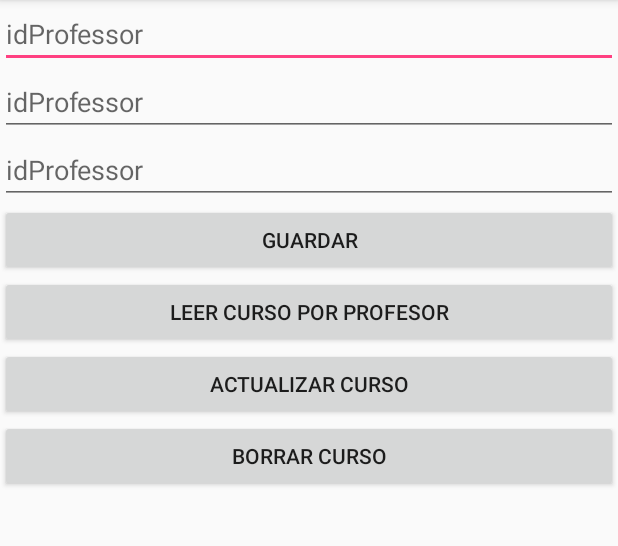
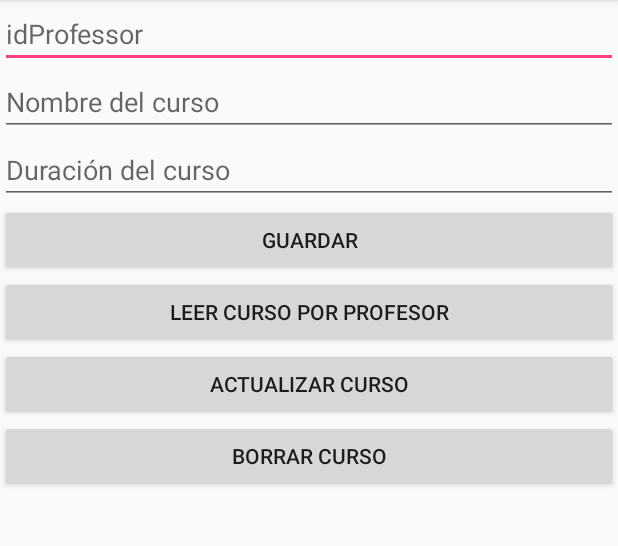
Before and after one commit to pepivsky/EjemploBDRoom, an Android app: the CursoActivity screen opened directly, with no data from a screen before it, on a phone screen of 412 x 824 dp, the part 84-630 px from its top. Run offline under Robolectric (Android 15) with nearby library versions, the phone set to English and light mode, and no system bars; our stand-ins replace ButterKnife, Room's generated code.

Commit message:
Migracion de la BD al nuevo esquema con la nueva tabla Curso, creacion de la activity Curso y el metodo para guardar un curso (btnGuardarCurso).

```diff
--- a/app/src/main/java/com/example/pepe/ejemplobdroom/CursoActivity.java
+++ b/app/src/main/java/com/example/pepe/ejemplobdroom/CursoActivity.java
@@ -1,13 +1,61 @@
 package com.example.pepe.ejemplobdroom;
 
+import android.os.Bundle;
 import android.support.v7.app.AppCompatActivity;
-import android.os.Bundle;
+import android.widget.Button;
+import android.widget.EditText;
+import android.widget.Toast;
+
+import com.example.pepe.ejemplobdroom.db.database.AppDB;
+import com.example.pepe.ejemplobdroom.db.entity.TCurso;
+
+import java.util.ArrayList;
+import java.util.List;
+
+import butterknife.BindView;
+import butterknife.ButterKnife;
+import butterknife.OnClick;
 
 public class CursoActivity extends AppCompatActivity {
+
+
+    @BindView(R.id.edtIdProfessor)
+    EditText edtIdProfessor;
+    @BindView(R.id.edtNombreCurso)
+    EditText edtNombreCurso;
+    @BindView(R.id.edtDuracionCurso)
+    EditText edtDuracionCurso;
+    @BindView(R.id.btnGuardarCurso)
+    Button btnGuardarCurso;
+    @BindView(R.id.btnLeerCurso)
+    Button btnLeerCurso;
+    @BindView(R.id.btnActualizarCurso)
+    Button btnActualizarCurso;
+    @BindView(R.id.btnBorrarrCurso)
+    Button btnBorrarrCurso;
+
+    private TCurso tCurso;
+    private List<TCurso> listaCursos;
 
     @Override
     protected void onCreate(Bundle savedInstanceState) {
         super.onCreate(savedInstanceState);
         setContentView(R.layout.activity_curso);
+        ButterKnife.bind(this);
+        configurarView();
+    }
+
+    public void configurarView() {
+        tCurso = new TCurso();
+        listaCursos = new ArrayList<>();
+    }
+
+    @OnClick(R.id.btnGuardarCurso)
+    public void onViewClicked() {
+        tCurso.setDuracion(edtDuracionCurso.getText().toString());
+        tCurso.setNombre(edtNombreCurso.getText().toString());
+        tCurso.setProfessorId(Integer.parseInt(edtIdProfessor.getText().toString()));
+        AppDB.getAppDB(getApplicationContext()).cursoDAO().insert(tCurso);
+        Toast.makeText(this, "Se ha guardado exitosamente", Toast.LENGTH_SHORT).show();
     }
 }
--- a/app/src/main/java/com/example/pepe/ejemplobdroom/db/dao/CursoDAO.java
+++ b/app/src/main/java/com/example/pepe/ejemplobdroom/db/dao/CursoDAO.java
@@ -17,7 +17,7 @@ public interface CursoDAO {
     void insert (TCurso tCurso);
 
     @Query("SELECT * FROM  TCurso WHERE professorId = :professorId")
-    List<TCurso> findCursosPorProfessor(int professorId);
+    List<TCurso> buscarCursosPorProfessor(int professorId);
 
     @Update
     void updateCursoPorId(TCurso tCurso);
--- a/app/src/main/java/com/example/pepe/ejemplobdroom/db/entity/TCurso.java
+++ b/app/src/main/java/com/example/pepe/ejemplobdroom/db/entity/TCurso.java
@@ -22,6 +22,7 @@ import static android.arch.persistence.room.ForeignKey.CASCADE;
 
 public class TCurso {
 //Llave primaria autogenerada
+    @ColumnInfo(name = "id")
     @PrimaryKey(autoGenerate = true)
     public int id;
 
--- a/app/src/main/res/layout/activity_curso.xml
+++ b/app/src/main/res/layout/activity_curso.xml
@@ -19,14 +19,14 @@
         android:id="@+id/edtNombreCurso"
         android:layout_width="match_parent"
         android:layout_height="wrap_content"
-        android:hint="idProfessor"
+        android:hint="Nombre del curso"
         />
 
     <EditText
         android:id="@+id/edtDuracionCurso"
         android:layout_width="match_parent"
         android:layout_height="wrap_content"
-        android:hint="idProfessor"
+        android:hint="Duración del curso"
         />
 
 
```
Also changed, not shown: app/src/main/java/com/example/pepe/ejemplobdroom/db/database/AppDB.java (+21 -1 lines).
